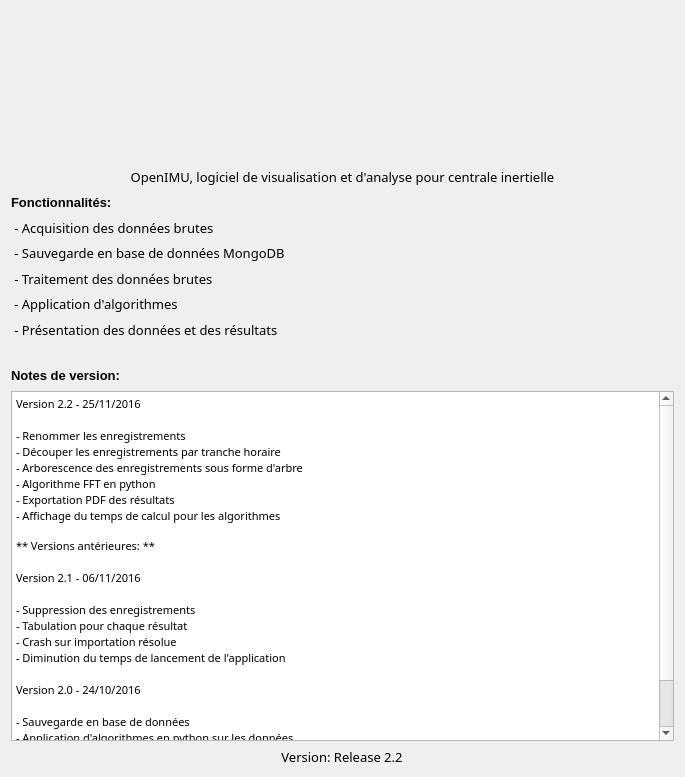
Old version of the form applicationOpenimu/app/widgets/HomeWidget.ui in the repository introlab/OpenIMU.
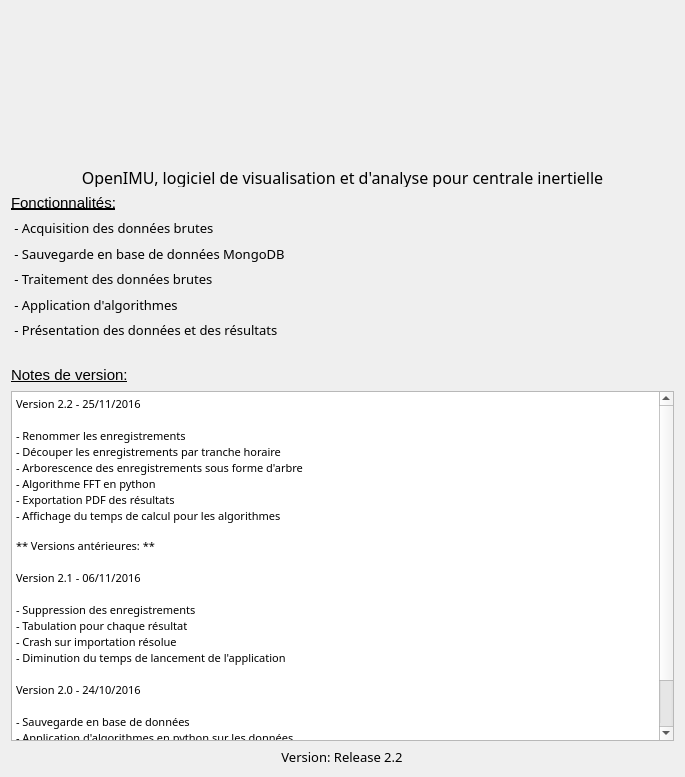
New version of the form. Icons and pictures are not drawn.

Commit message: BUGFIX removing fft from algolist + small ui fixes

Diff of the .ui file:
```diff
--- a/applicationOpenimu/app/widgets/HomeWidget.ui
+++ b/applicationOpenimu/app/widgets/HomeWidget.ui
@@ -77,6 +77,11 @@
          <height>20</height>
         </size>
        </property>
+       <property name="font">
+        <font>
+         <pointsize>12</pointsize>
+        </font>
+       </property>
        <property name="text">
         <string>OpenIMU, logiciel de visualisation et d'analyse pour centrale inertielle</string>
        </property>
@@ -96,9 +101,10 @@
        <property name="font">
         <font>
          <family>Arial</family>
-         <pointsize>10</pointsize>
-         <weight>75</weight>
-         <bold>true</bold>
+         <pointsize>11</pointsize>
+         <weight>50</weight>
+         <bold>false</bold>
+         <underline>true</underline>
         </font>
        </property>
        <property name="text">
@@ -198,9 +204,10 @@
        <property name="font">
         <font>
          <family>Arial</family>
-         <pointsize>10</pointsize>
-         <weight>75</weight>
-         <bold>true</bold>
+         <pointsize>11</pointsize>
+         <weight>50</weight>
+         <bold>false</bold>
+         <underline>true</underline>
         </font>
        </property>
        <property name="text">
```
The commit also changes 5 other files.
